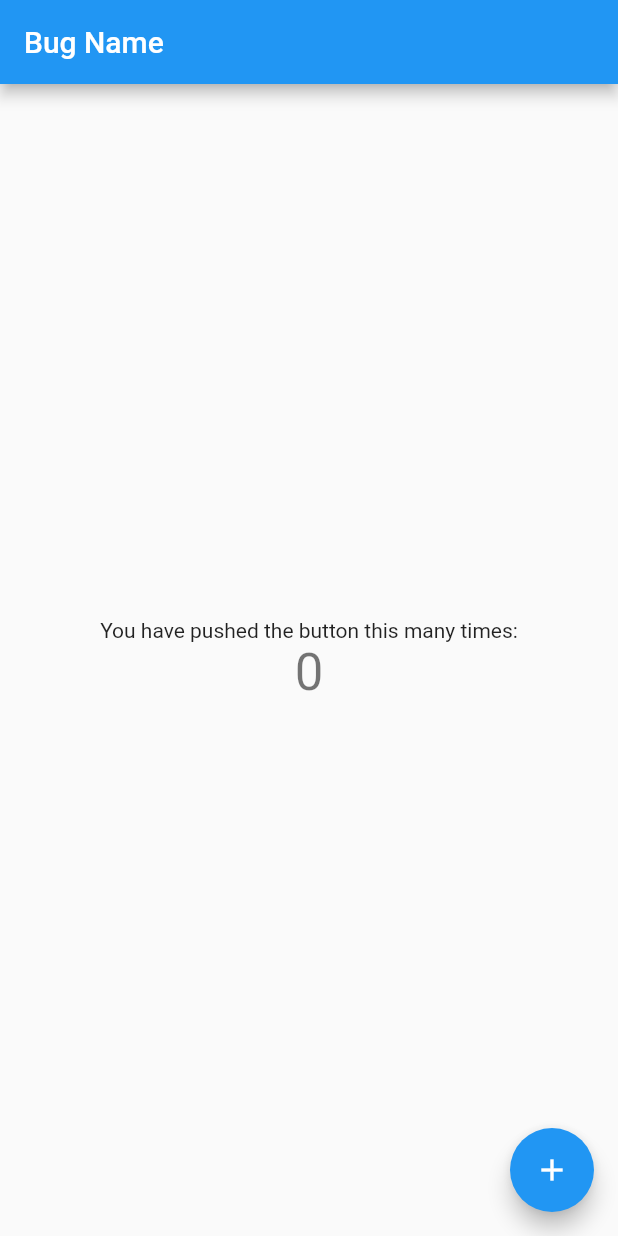
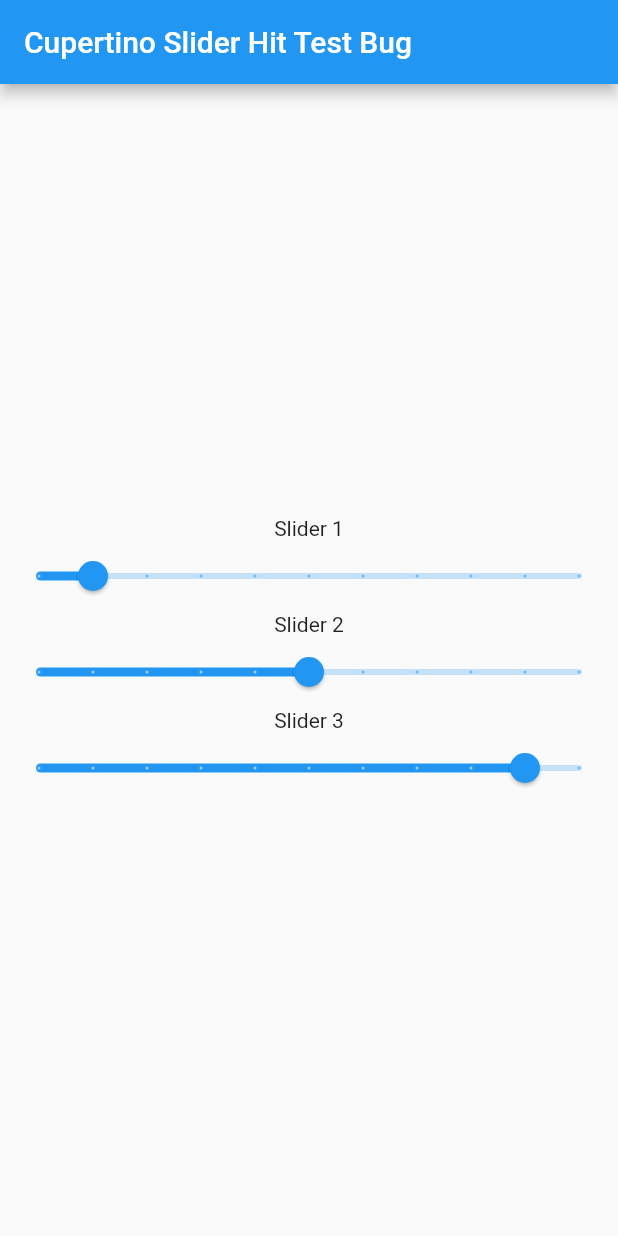
Before and after one commit to EnduringBeta/flutter-bug, a Flutter app: the screen it shows after launch, on a phone screen of 412 x 824 dp. Run offline on Flutter 3.47's test engine with Material 2 defaults, Android fonts, the light colour scheme and no system bars.

Commit message:
sliders for bug report

```diff
--- a/lib/main.dart
+++ b/lib/main.dart
@@ -7,7 +7,7 @@ void main() {
 class MyApp extends StatelessWidget {
   const MyApp({Key? key}) : super(key: key);
 
-  static const String bugName = "Bug Name";
+  static const String bugName = "Cupertino Slider Hit Test Bug";
 
   @override
   Widget build(BuildContext context) {
@@ -28,11 +28,19 @@ class MyHomePage extends StatefulWidget {
 }
 
 class _MyHomePageState extends State<MyHomePage> {
-  int _counter = 0;
+  static const double sliderValue1 = 1;
+  static const double sliderValue2 = 5;
+  static const double sliderValue3 = 9;
 
-  void _incrementCounter() {
+  List<double> sliderValues = <double>[
+    sliderValue1,
+    sliderValue2,
+    sliderValue3
+  ];
+
+  void _onSliceChange(int sliderNum, double newValue) {
     setState(() {
-      _counter++;
+      sliderValues[sliderNum] = newValue;
     });
   }
 
@@ -46,19 +54,36 @@ class _MyHomePageState extends State<MyHomePage> {
         child: Column(
           mainAxisAlignment: MainAxisAlignment.center,
           children: <Widget>[
-            const Text('You have pushed the button this many times:'),
-            Text(
-              '$_counter',
-              style: Theme.of(context).textTheme.headline4,
+            const Text('Slider 1'),
+            Slider.adaptive(
+              key: const Key('Slider 1'),
+              value: sliderValues[0],
+              onChanged: (newValue) => _onSliceChange(0, newValue),
+              divisions: 10,
+              min: 0,
+              max: 10,
+            ),
+            const Text('Slider 2'),
+            Slider.adaptive(
+              key: const Key('Slider 2'),
+              value: sliderValues[1],
+              onChanged: (newValue) => _onSliceChange(1, newValue),
+              divisions: 10,
+              min: 0,
+              max: 10,
+            ),
+            const Text('Slider 3'),
+            Slider.adaptive(
+              key: const Key('Slider 3'),
+              value: sliderValues[2],
+              onChanged: (newValue) => _onSliceChange(2, newValue),
+              divisions: 10,
+              min: 0,
+              max: 10,
             ),
           ],
         ),
       ),
-      floatingActionButton: FloatingActionButton(
-        onPressed: _incrementCounter,
-        tooltip: 'Increment',
-        child: const Icon(Icons.add),
-      ),
     );
   }
 }
```
